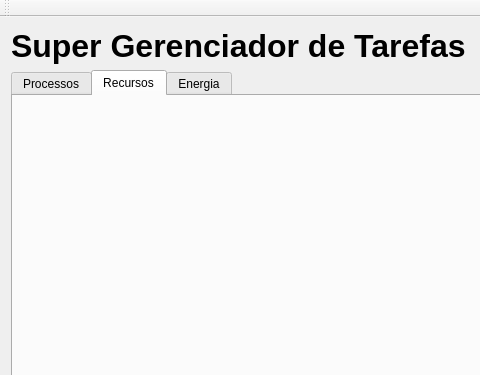
This is mainwindow.ui in luankjs/TaskManager as Qt 5 draws it before an edit; both pictures show x 0 to 480 and y 0 to 375 of the 709 by 531 pixel window. The edited form follows.
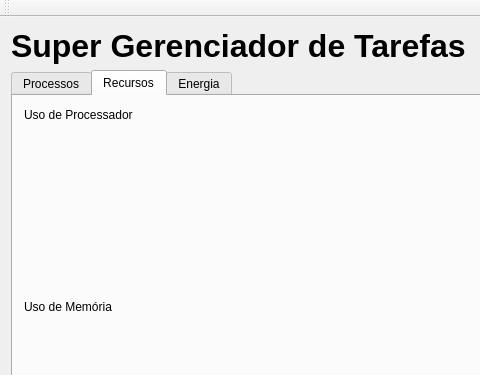
This is the edited form. Custom widgets are drawn as their Qt base class.

Commit message: Adds memory graphic

```diff
--- a/mainwindow.ui
+++ b/mainwindow.ui
@@ -45,10 +45,38 @@
        </attribute>
        <layout class="QVBoxLayout" name="verticalLayout_2">
         <item>
-         <widget class="QCustomPlot" name="widgetCpu" native="true"/>
+         <widget class="QCustomPlot" name="widgetCpu" native="true">
+          <widget class="QLabel" name="label_3">
+           <property name="geometry">
+            <rect>
+             <x>0</x>
+             <y>0</y>
+             <width>121</width>
+             <height>16</height>
+            </rect>
+           </property>
+           <property name="text">
+            <string>Uso de Processador</string>
+           </property>
+          </widget>
+         </widget>
         </item>
         <item>
-         <widget class="QWidget" name="widgetMemory" native="true"/>
+         <widget class="QCustomPlot" name="widgetMemory" native="true">
+          <widget class="QLabel" name="label_2">
+           <property name="geometry">
+            <rect>
+             <x>0</x>
+             <y>0</y>
+             <width>121</width>
+             <height>16</height>
+            </rect>
+           </property>
+           <property name="text">
+            <string>Uso de Memória</string>
+           </property>
+          </widget>
+         </widget>
         </item>
        </layout>
       </widget>
```
The commit also changes 2 other files.
